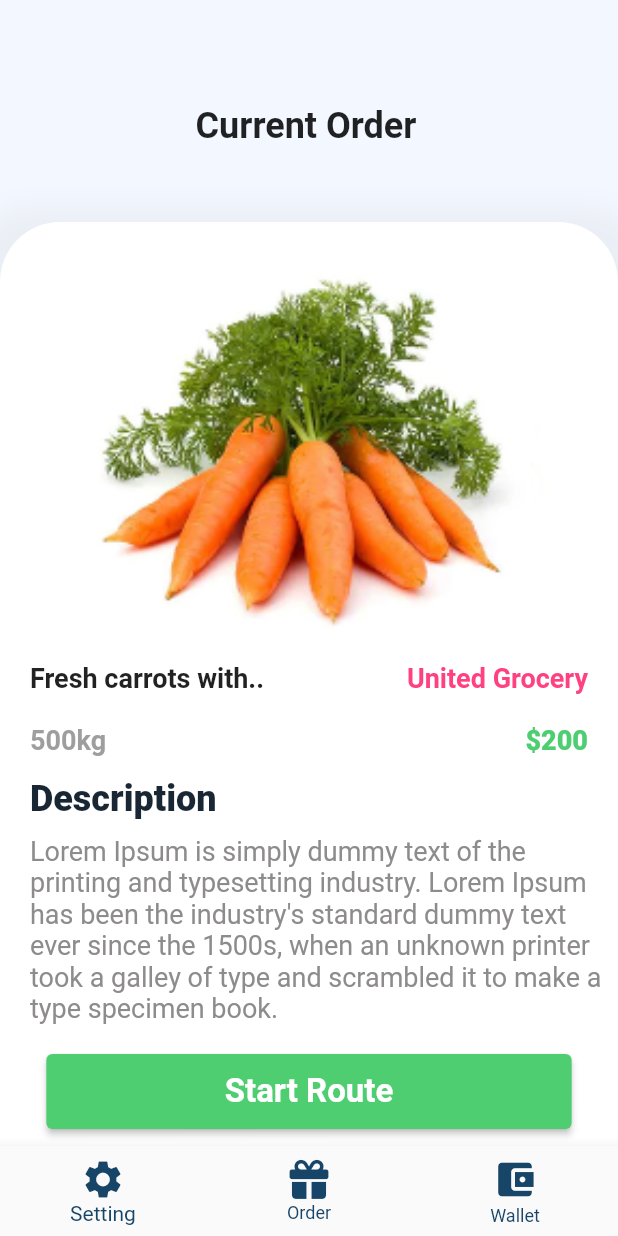
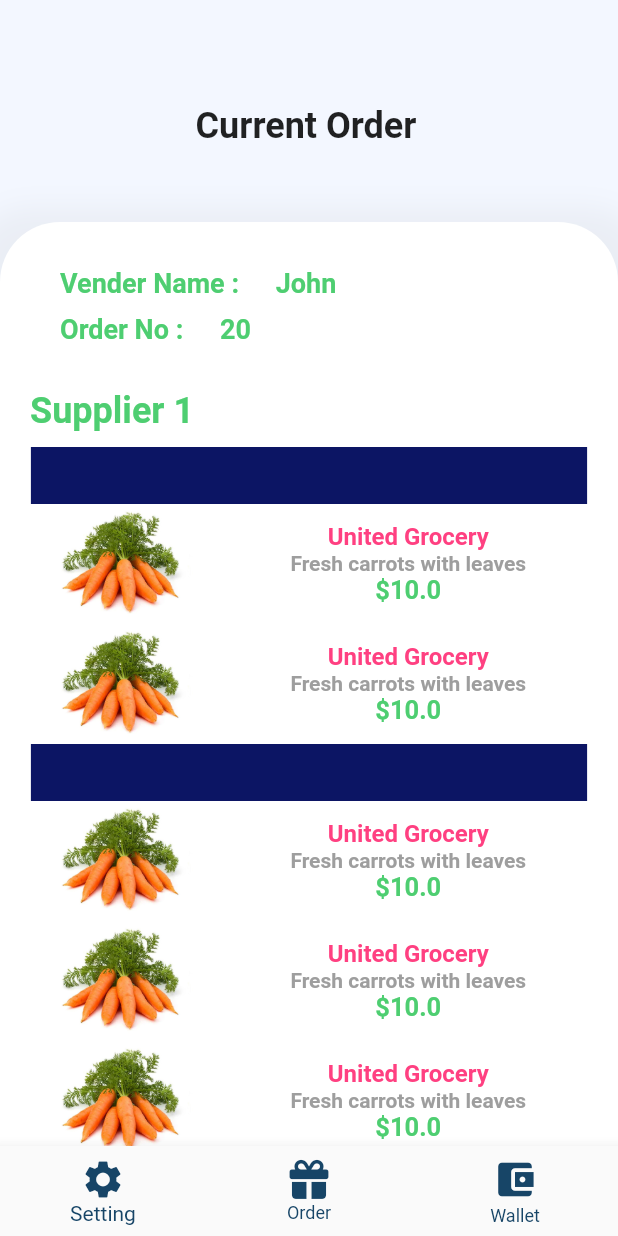
Before and after one commit to abdullah-785/Elaka-Delivery-App-Flutter, a Flutter app: the CurrentOrder screen opened directly, on a phone screen of 412 x 824 dp. Run offline on Flutter 3.47's test engine with Material 2 defaults, Android fonts, the phone set to English and light mode, and no system bars; our stand-ins replace badges, cloud_firestore, firebase_auth, firebase_core, fluttertoast, font_awesome_flutter and 5 more; missing offline and left inert: email_auth; accounts and stored records are empty; Roboto replaces fonts that are missing (Releway).

Commit message:
Change the order page of start routing

```diff
--- a/lib/pages/current_order.dart
+++ b/lib/pages/current_order.dart
@@ -1,6 +1,7 @@
 import 'package:elaka_delivery_app/pages/setting.dart';
 import 'package:elaka_delivery_app/pages/start_routing.dart';
 import 'package:elaka_delivery_app/pages/wallet.dart';
+import 'package:elaka_delivery_app/widgets/product_detail_widget.dart';
 import 'package:flutter/material.dart';
 import 'package:font_awesome_flutter/font_awesome_flutter.dart';
 import 'package:velocity_x/velocity_x.dart';
@@ -29,6 +30,7 @@ class _CurrentOrderState extends State<CurrentOrder> {
             child: Row(
               mainAxisAlignment: MainAxisAlignment.center,
               children: const [
+
                  Text(
                   "Current Order",
                   style: TextStyle(
@@ -36,6 +38,7 @@ class _CurrentOrderState extends State<CurrentOrder> {
                     fontWeight: FontWeight.bold,
                   ),
                 ),
+
               ],
             ),
           ),
@@ -63,82 +66,85 @@ class _CurrentOrderState extends State<CurrentOrder> {
               child: SingleChildScrollView(
                 child: Column(
                   children: [
-                      const HeightBox(20),
-                      SizedBox(
-                        width: MediaQuery.of(context).size.width * 0.8,
-                        child: const Image(
-                          image: AssetImage(
-                            "images/product1.png",
-                          ),
-                          fit: BoxFit.cover,
-                        ),
-                      ),
+                    SizedBox(height: 30,),
                     Padding(
-                        padding: const EdgeInsets.symmetric(horizontal: 20),
+                      padding: const EdgeInsets.only(left: 40, bottom: 10),
                       child: Row(
                         children: const [
-                            Text("Fresh carrots with..",
-                                style: TextStyle(
+                          Text("Vender Name : ", style: TextStyle(
                             fontSize: 18,
                             fontWeight: FontWeight.bold,
-                                )),
-                            Spacer(),
-                            Text("United Grocery",
-                                style: TextStyle(
+                            color: Color.fromARGB(255, 78,206,113),
+                          ),),
+                          WidthBox(20),
+                          Text("John", style: TextStyle(
                             fontSize: 18,
                             fontWeight: FontWeight.bold,
-                                  color: Colors.pinkAccent,
-                                ))
+                            color: Color.fromARGB(255, 78,206,113),
+                          ),),
                         ],
                       ),
                     ),
-                      const HeightBox(20),
+
                     Padding(
-                        padding: const EdgeInsets.symmetric(horizontal: 20),
+                      padding: const EdgeInsets.only(left: 40),
                       child: Row(
                         children: const [
-                            Text("500kg",
-                                style: TextStyle(
+                          Text("Order No : ", style: TextStyle(
                             fontSize: 18,
                             fontWeight: FontWeight.bold,
-                                  color: Colors.grey,
-                                )),
-                            Spacer(),
-                            Text("\$200",
-                                style: TextStyle(
+                            color: Color.fromARGB(255, 78,206,113),
+                          ),),
+                          WidthBox(20),
+                          Text("20", style: TextStyle(
                             fontSize: 18,
-                                  fontWeight: FontWeight.w900,
+                            fontWeight: FontWeight.bold,
                             color: Color.fromARGB(255, 78,206,113),
-                                )),
+                          ),),
                         ],
                       ),
                     ),
-                      const HeightBox(15),
-                      const Padding(
-                        padding: EdgeInsets.only(left: 20),
-                        child: Align(
-                          alignment: Alignment.topLeft,
-                          child: Text("Description",
-                              style: TextStyle(
+                    HeightBox(30),
+
+                    Padding(
+                      padding: const EdgeInsets.only(left: 20),
+                      child: Row(
+                        children: const [
+                          Text("Supplier 1", style: TextStyle(
                             fontSize: 24,
-                                fontWeight: FontWeight.w900,
-                                color: Color.fromARGB(255, 24, 39, 51),
-                              )),
+                            fontWeight: FontWeight.bold,
+                            color: Color.fromARGB(255, 78,206,113),
+                          ),),
+
+                        ],
+                      ),
+                    ),
+                    const HeightBox(10),
+
+                    Container(
+                      width: MediaQuery.of(context).size.width * 0.9,
+                      height: 38,
+                      decoration: const BoxDecoration(
+                        // 12,21,100
+                        color: Color.fromARGB(255, 12,21,100),
                       ),
                     ),
 
-                      const HeightBox(10),
-                      const Padding(
-                        padding: EdgeInsets.only(left: 20),
-                        child: Align(
-                          alignment: Alignment.topLeft,
-                          child: Text("Lorem Ipsum is simply dummy text of the printing and typesetting industry. Lorem Ipsum has been the industry's standard dummy text ever since the 1500s, when an unknown printer took a galley of type and scrambled it to make a type specimen book.",
-                              style: TextStyle(
-                                fontSize: 18,
-                                color: Color.fromARGB(255, 141, 139, 139),
-                              )),
+
+                    ProductDetailWidget(),
+                    ProductDetailWidget(),
+
+                    Container(
+                      width: MediaQuery.of(context).size.width * 0.9,
+                      height: 38,
+                      decoration: const BoxDecoration(
+                        // 12,21,100
+                        color: Color.fromARGB(255, 12,21,100),
                       ),
                     ),
+                    ProductDetailWidget(),
+                    ProductDetailWidget(),
+                    ProductDetailWidget(),
                       const SizedBox(height: 20,),
                       SizedBox(
                         width: MediaQuery.of(context).size.width * 0.85,
--- a/lib/pages/progress_bar.dart
+++ b/lib/pages/progress_bar.dart
@@ -150,7 +150,7 @@ class _ProgressBarState extends State<ProgressBar> {
                                                       context,
                                                       MaterialPageRoute(
                                                           builder: (context) =>
-                                                              const CurrentDetailOrder()));
+                                                              const CurrentNoOrder()));
                                                 },
                                                 child: const Text(
                                                   "No fuel",
```
Also changed, not shown: lib/pages/current_order_details.dart (line endings or trailing spaces). Lines whose indentation alone changed are shown as unchanged.
